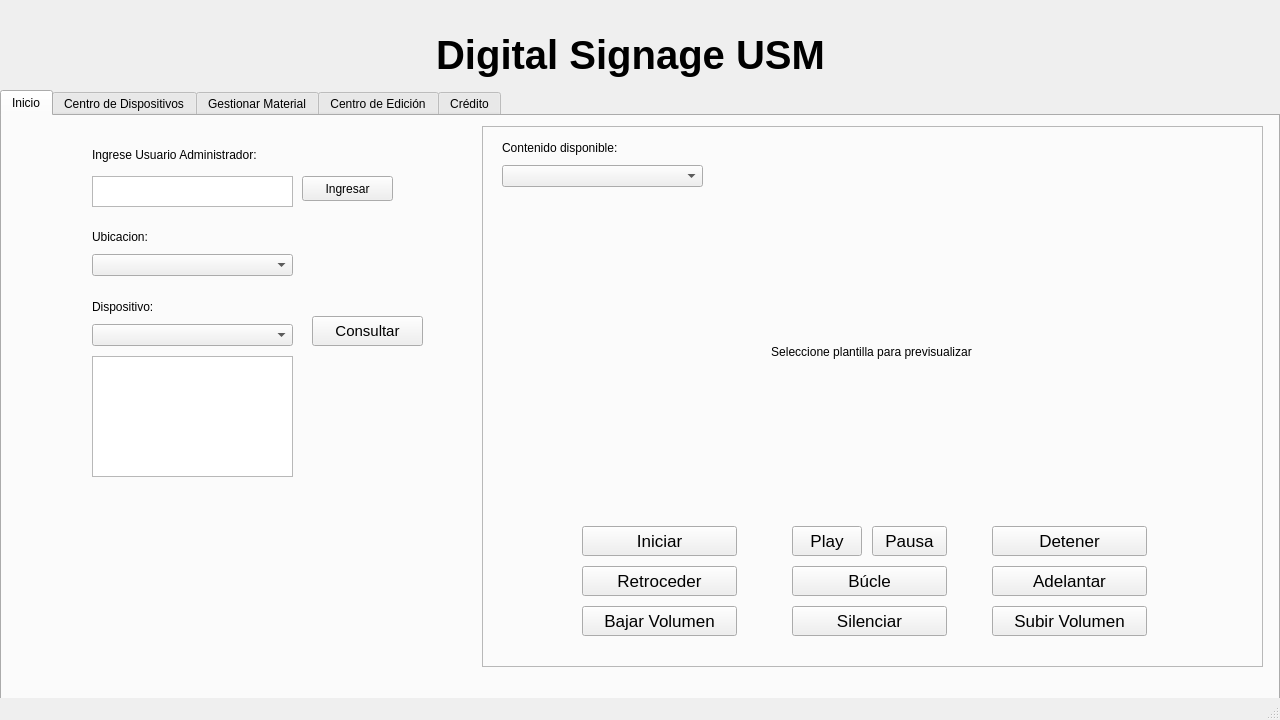
The window that ProyectoQT/Interfaz_Digital_SIgnage_USM/mainwindow.ui (seba-saca/Digital_Signage_USM) describes before a commit, drawn with Qt 5.
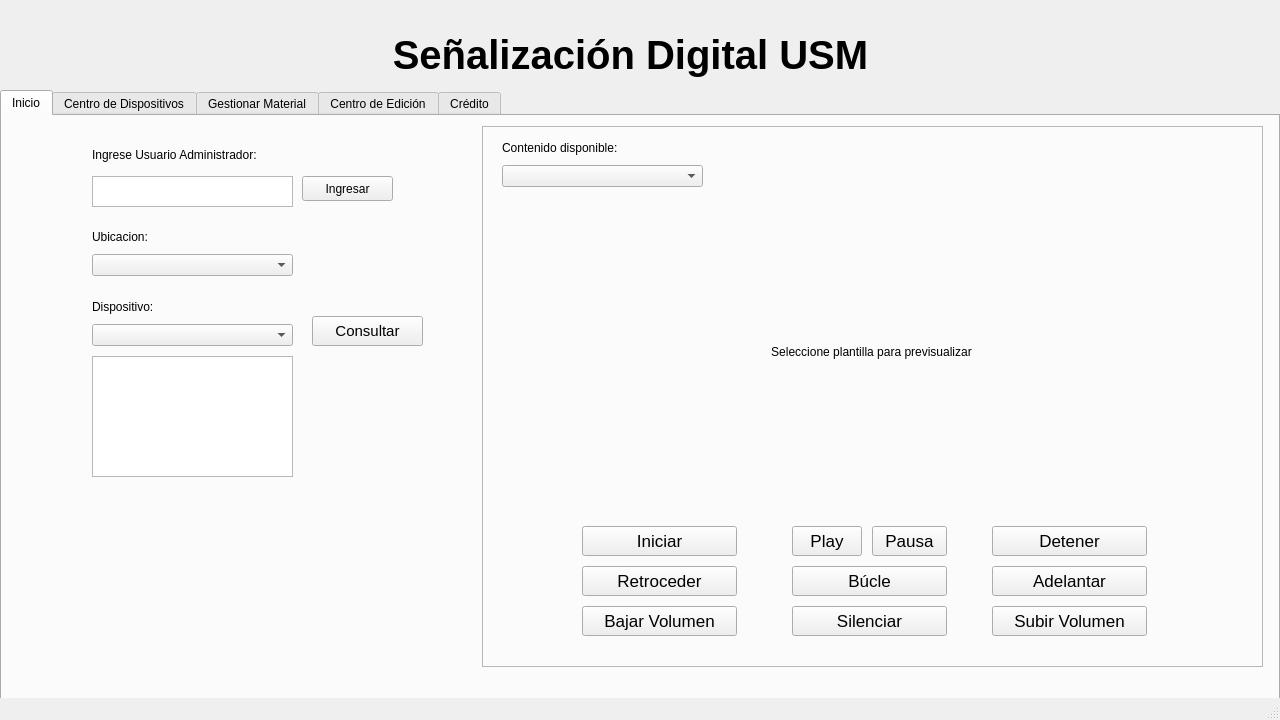
The same window after the commit. The open tabs and pages were chosen to show the change. Icons and pictures are not drawn.

```diff
--- a/ProyectoQT/Interfaz_Digital_SIgnage_USM/mainwindow.ui
+++ b/ProyectoQT/Interfaz_Digital_SIgnage_USM/mainwindow.ui
@@ -502,9 +502,9 @@
       <widget class="QLabel" name="Inicio_feedback">
        <property name="geometry">
         <rect>
-         <x>205</x>
+         <x>10</x>
          <y>520</y>
-         <width>381</width>
+         <width>271</width>
          <height>20</height>
         </rect>
        </property>
@@ -1409,7 +1409,7 @@
      </font>
     </property>
     <property name="text">
-     <string>&lt;html&gt;&lt;head/&gt;&lt;body&gt;&lt;p align=&quot;center&quot;&gt;&lt;span style=&quot; font-weight:700;&quot;&gt;Digital Signage USM&lt;/span&gt;&lt;/p&gt;&lt;/body&gt;&lt;/html&gt;</string>
+     <string>&lt;html&gt;&lt;head/&gt;&lt;body&gt;&lt;p align=&quot;center&quot;&gt;&lt;span style=&quot; font-weight:700;&quot;&gt;Señalización Digital USM&lt;/span&gt;&lt;/p&gt;&lt;/body&gt;&lt;/html&gt;</string>
     </property>
    </widget>
    <zorder>Asignar_Videos</zorder>
```
Left out of the diff: 2 changed lines with no effect on the pictures.
